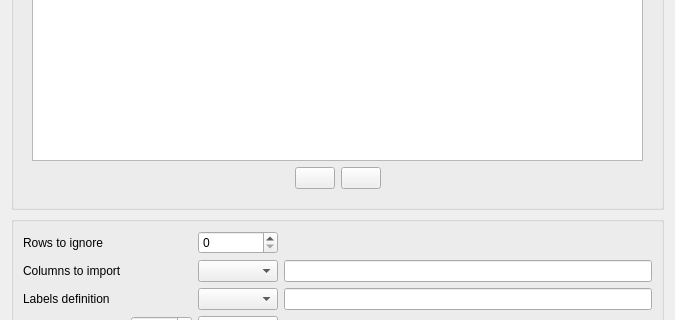
Before: the Qt Designer form python/code_saturne/gui/case/TimeTablesForm.ui in code-saturne/code_saturne, drawn with Qt 5; both pictures show x 0 to 675 and y 176 to 496 of the 675 by 940 pixel window.
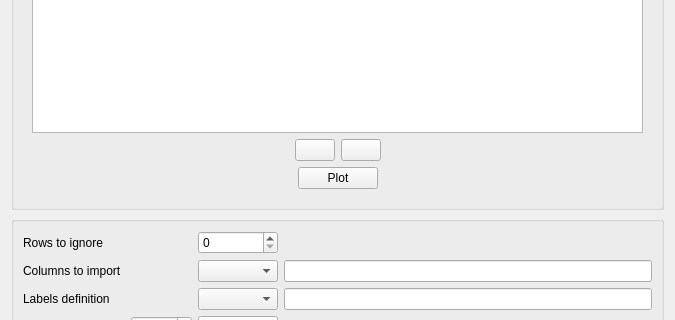
After: the same form once the commit is applied. Icons and pictures are not drawn.

Commit message:
[GUI] Add plotter widget for time tables
  * One can now view in the GUI the different variables defined in a
    time table using a dedicated widget in the time tables pages.
  * One can switch between different variables, and also edit axis
    labels and titles.
  * Based on matplotlib

Diff of the .ui file:
```diff
--- a/python/code_saturne/gui/case/TimeTablesForm.ui
+++ b/python/code_saturne/gui/case/TimeTablesForm.ui
@@ -156,6 +156,46 @@
              </item>
             </layout>
            </item>
+           <item>
+            <layout class="QHBoxLayout" name="horizontalLayout_2">
+             <item>
+              <spacer name="horizontalSpacer">
+               <property name="orientation">
+                <enum>Qt::Horizontal</enum>
+               </property>
+               <property name="sizeHint" stdset="0">
+                <size>
+                 <width>40</width>
+                 <height>20</height>
+                </size>
+               </property>
+              </spacer>
+             </item>
+             <item>
+              <widget class="QPushButton" name="pushButtonPlotTimeTable">
+               <property name="toolTip">
+                <string>&lt;html&gt;&lt;head/&gt;&lt;body&gt;&lt;p&gt;&lt;span style=&quot; font-size:9pt;&quot;&gt;Plot variables for the selected time table as a function of time.&lt;/span&gt;&lt;/p&gt;&lt;/body&gt;&lt;/html&gt;</string>
+               </property>
+               <property name="text">
+                <string>Plot</string>
+               </property>
+              </widget>
+             </item>
+             <item>
+              <spacer name="horizontalSpacer_2">
+               <property name="orientation">
+                <enum>Qt::Horizontal</enum>
+               </property>
+               <property name="sizeHint" stdset="0">
+                <size>
+                 <width>40</width>
+                 <height>20</height>
+                </size>
+               </property>
+              </spacer>
+             </item>
+            </layout>
+           </item>
           </layout>
          </widget>
         </item>
```
Left out of the diff: 4 changed lines with no effect on the pictures. The commit also changes 2 other files.
